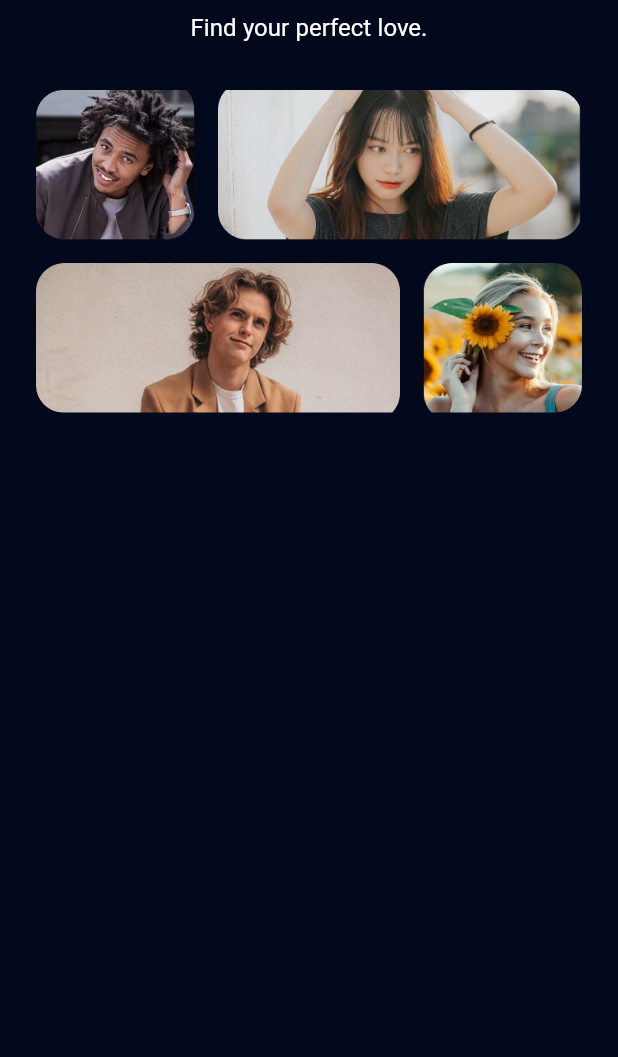
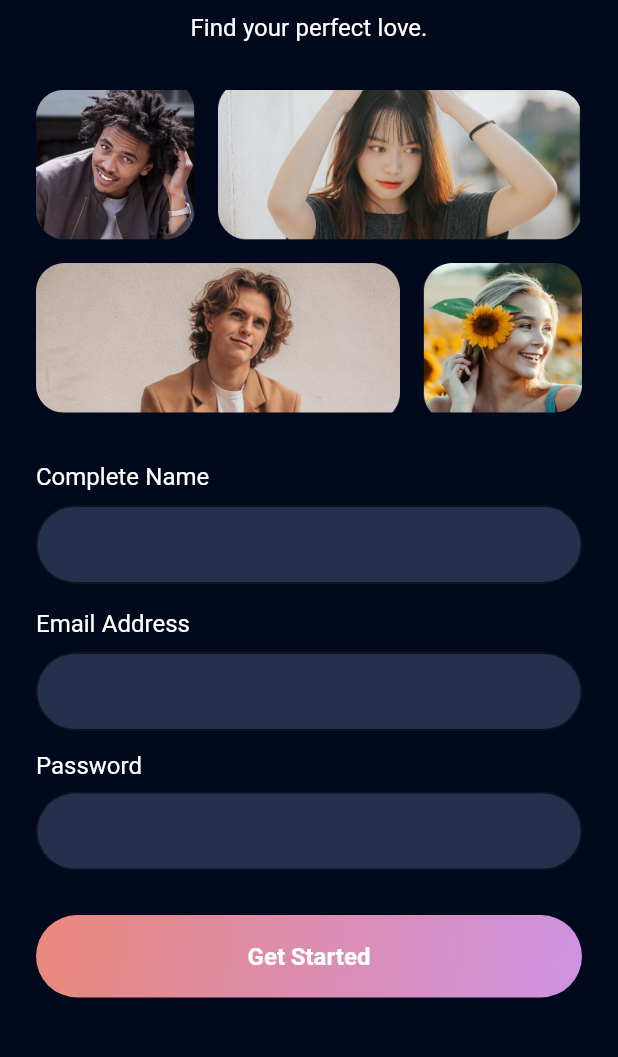
Before and after one commit to Ripat-2345/flutter_dating_app, a Flutter app: the screen it shows after launch, on a phone screen of 412 x 824 dp, the part 126-1183 px from its top. Run offline on Flutter 3.47's test engine with Material 2 defaults, Android fonts, the phone set to English and light mode, and no system bars; our stand-ins replace google_fonts.

Commit message:
create sign in page

```diff
--- /dev/null
+++ b/lib/src/common_widgets/custom_button_widget.dart
@@ -0,0 +1,45 @@
+import 'package:dating_app/src/theme_manager/color_manager.dart';
+import 'package:dating_app/src/theme_manager/font_manager.dart';
+import 'package:dating_app/src/theme_manager/style_manager.dart';
+import 'package:flutter/material.dart';
+
+import '../theme_manager/values_manager.dart';
+
+class CustomButtonWidget extends StatelessWidget {
+  const CustomButtonWidget({
+    super.key,
+    required this.title,
+    required this.onTap,
+  });
+  final String title;
+  final VoidCallback onTap;
+
+  @override
+  Widget build(BuildContext context) {
+    return GestureDetector(
+      onTap: onTap,
+      child: Container(
+        width: double.infinity,
+        height: 55,
+        alignment: Alignment.center,
+        decoration: BoxDecoration(
+          borderRadius: BorderRadius.circular(AppSize.s50),
+          gradient: LinearGradient(
+            colors: [
+              ColorManager.pink,
+              ColorManager.purple,
+            ],
+            begin: Alignment.topLeft,
+            end: Alignment.bottomRight,
+          ),
+        ),
+        child: Text(
+          title,
+          style: getWhiteTextStyle(
+            fontWeight: FontWeightManager.semiBold,
+          ),
+        ),
+      ),
+    );
+  }
+}
--- /dev/null
+++ b/lib/src/common_widgets/custom_text_button_widget.dart
@@ -0,0 +1,26 @@
+import 'package:dating_app/src/theme_manager/style_manager.dart';
+import 'package:flutter/material.dart';
+
+class CustomTextButtonWidget extends StatelessWidget {
+  const CustomTextButtonWidget({
+    super.key,
+    required this.title,
+    required this.onPressed,
+  });
+
+  final String title;
+  final VoidCallback onPressed;
+
+  @override
+  Widget build(BuildContext context) {
+    return TextButton(
+      onPressed: onPressed,
+      child: Text(
+        title,
+        style: getBlack30TextStyle().copyWith(
+          decoration: TextDecoration.underline,
+        ),
+      ),
+    );
+  }
+}
--- /dev/null
+++ b/lib/src/common_widgets/custom_text_field_widget.dart
@@ -0,0 +1,51 @@
+import 'package:dating_app/src/theme_manager/color_manager.dart';
+import 'package:dating_app/src/theme_manager/style_manager.dart';
+import 'package:dating_app/src/theme_manager/values_manager.dart';
+import 'package:flutter/material.dart';
+
+class CustomTextFieldWidget extends StatelessWidget {
+  const CustomTextFieldWidget({
+    super.key,
+    required this.labelName,
+    required this.hintText,
+    required this.controller,
+    this.isObsecure = false,
+  });
+
+  final String labelName;
+  final String hintText;
+  final bool isObsecure;
+  final TextEditingController controller;
+
+  @override
+  Widget build(BuildContext context) {
+    return Column(
+      crossAxisAlignment: CrossAxisAlignment.start,
+      children: [
+        Text(
+          labelName,
+          style: getWhiteTextStyle(),
+        ),
+        const SizedBox(height: AppSize.s8),
+        TextField(
+          controller: controller,
+          obscureText: isObsecure,
+          style: getWhiteTextStyle(),
+          decoration: InputDecoration(
+            contentPadding: const EdgeInsets.symmetric(
+              vertical: AppPadding.p15,
+              horizontal: AppPadding.p30,
+            ),
+            filled: true,
+            fillColor: ColorManager.secondary,
+            hintStyle: getBlack30TextStyle(),
+            border: OutlineInputBorder(
+              borderRadius: BorderRadius.circular(AppSize.s50),
+            ),
+          ),
+        ),
+        const SizedBox(height: AppSize.s14),
+      ],
+    );
+  }
+}
--- a/lib/src/features/authentication/presentation/sign_up_screen.dart
+++ b/lib/src/features/authentication/presentation/sign_up_screen.dart
@@ -2,10 +2,30 @@ import 'package:dating_app/src/theme_manager/values_manager.dart';
 import 'package:flutter/material.dart';
 
 import '../../../common_widgets/banner_widget.dart';
+import '../../../common_widgets/custom_button_widget.dart';
+import '../../../common_widgets/custom_text_button_widget.dart';
+import '../../../common_widgets/custom_text_field_widget.dart';
 
-class SignUpScreen extends StatelessWidget {
+class SignUpScreen extends StatefulWidget {
   static const String routeName = '/sign-up';
   const SignUpScreen({super.key});
+
+  @override
+  State<SignUpScreen> createState() => _SignUpScreenState();
+}
+
+class _SignUpScreenState extends State<SignUpScreen> {
+  final nameController = TextEditingController();
+  final emailController = TextEditingController();
+  final passwordController = TextEditingController();
+
+  @override
+  void dispose() {
+    nameController.clear();
+    emailController.clear();
+    passwordController.clear();
+    super.dispose();
+  }
 
   @override
   Widget build(BuildContext context) {
@@ -17,8 +37,34 @@ class SignUpScreen extends StatelessWidget {
         ),
         child: SingleChildScrollView(
           child: Column(
-            children: const [
-              BannerWidget(),
+            children: [
+              const BannerWidget(),
+              CustomTextFieldWidget(
+                labelName: "Complete Name",
+                hintText: "Write your name",
+                controller: nameController,
+              ),
+              CustomTextFieldWidget(
+                labelName: "Email Address",
+                hintText: "Write your mail address",
+                controller: emailController,
+              ),
+              CustomTextFieldWidget(
+                labelName: "Password",
+                hintText: "Write your security",
+                controller: passwordController,
+                isObsecure: true,
+              ),
+              const SizedBox(height: AppSize.s16),
+              CustomButtonWidget(
+                title: "Get Started",
+                onTap: () {},
+              ),
+              const SizedBox(height: AppSize.s20),
+              CustomTextButtonWidget(
+                title: "Sign In to My Account",
+                onPressed: () {},
+              ),
             ],
           ),
         ),
--- a/lib/src/theme_manager/values_manager.dart
+++ b/lib/src/theme_manager/values_manager.dart
@@ -21,6 +21,7 @@ class AppPadding {
   static const double p4 = 4.0;
   static const double p8 = 8.0;
   static const double p12 = 12.0;
+  static const double p15 = 15.0;
   static const double p16 = 16.0;
   static const double p18 = 18.0;
   static const double p20 = 20.0;
@@ -41,6 +42,7 @@ class AppSize {
   static const double s6 = 6.0;
   static const double s8 = 8.0;
   static const double s12 = 12.0;
+  static const double s14 = 14.0;
   static const double s16 = 16.0;
   static const double s18 = 18.0;
   static const double s20 = 20.0;
@@ -49,4 +51,5 @@ class AppSize {
   static const double s28 = 28.0;
   static const double s36 = 36.0;
   static const double s40 = 40.0;
+  static const double s50 = 50.0;
 }
```
